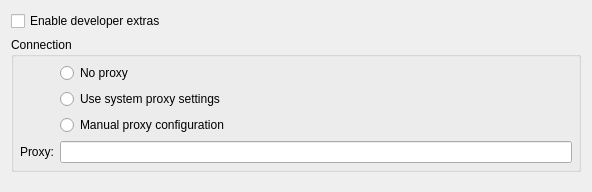
Above: resources/ui/configure/browser.ui from prymatex/prymatex before the change. Below: the same form after it.
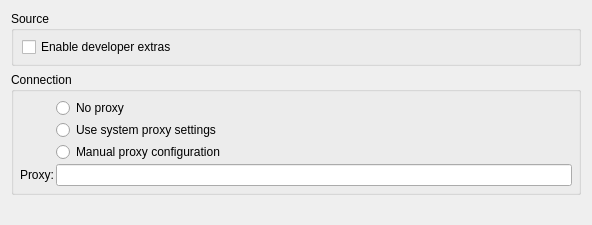
That is the form after the change.

What changed in the file:
```diff
--- a/resources/ui/configure/browser.ui
+++ b/resources/ui/configure/browser.ui
@@ -7,7 +7,7 @@
     <x>0</x>
     <y>0</y>
     <width>592</width>
-    <height>192</height>
+    <height>225</height>
    </rect>
   </property>
   <property name="windowTitle">
@@ -15,10 +15,34 @@
   </property>
   <layout class="QVBoxLayout" name="verticalLayout">
    <item>
-    <widget class="QCheckBox" name="checkBoxDeveloperExtras">
-     <property name="text">
-      <string>Enable developer extras</string>
+    <widget class="QGroupBox" name="groupBox_2">
+     <property name="title">
+      <string>Source</string>
      </property>
+     <layout class="QFormLayout" name="formLayout_2">
+      <property name="fieldGrowthPolicy">
+       <enum>QFormLayout::AllNonFixedFieldsGrow</enum>
+      </property>
+      <property name="labelAlignment">
+       <set>Qt::AlignRight|Qt::AlignTrailing|Qt::AlignVCenter</set>
+      </property>
+      <property name="horizontalSpacing">
+       <number>2</number>
+      </property>
+      <property name="verticalSpacing">
+       <number>2</number>
+      </property>
+      <property name="margin">
+       <number>6</number>
+      </property>
+      <item row="2" column="1">
+       <widget class="QCheckBox" name="checkBoxDeveloperExtras">
+        <property name="text">
+         <string>Enable developer extras</string>
+        </property>
+       </widget>
+      </item>
+     </layout>
     </widget>
    </item>
    <item>
@@ -30,6 +54,12 @@
       <property name="fieldGrowthPolicy">
        <enum>QFormLayout::AllNonFixedFieldsGrow</enum>
       </property>
+      <property name="horizontalSpacing">
+       <number>2</number>
+      </property>
+      <property name="verticalSpacing">
+       <number>2</number>
+      </property>
       <property name="margin">
        <number>6</number>
       </property>
```
